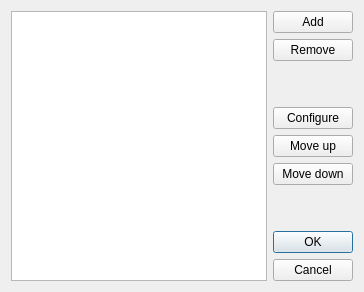
The window that src/qt/qt_openglshadermanagerdialog.ui (86Box/86Box) describes before a commit, drawn with Qt 5.
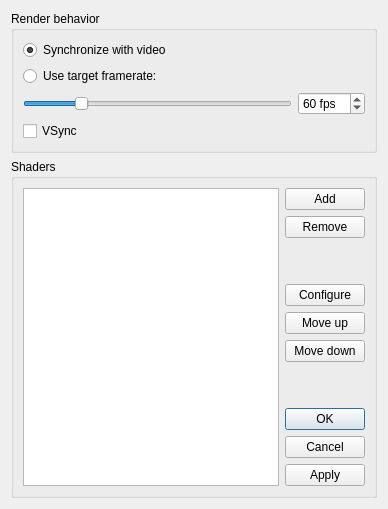
The same window after the commit.

```diff
--- a/src/qt/qt_openglshadermanagerdialog.ui
+++ b/src/qt/qt_openglshadermanagerdialog.ui
@@ -13,6 +13,15 @@
   <property name="windowTitle">
    <string>Shader Manager</string>
   </property>
+  <layout class="QGridLayout" name="gridLayout">
+   <property name="sizeConstraint">
+    <enum>QLayout::SizeConstraint::SetFixedSize</enum>
+   </property>
+   <item row="1" column="0">
+    <widget class="QGroupBox" name="groupBoxShaders">
+     <property name="title">
+      <string>Shaders</string>
+     </property>
   <layout class="QHBoxLayout" name="horizontalLayout">
    <property name="sizeConstraint">
     <enum>QLayout::SizeConstraint::SetFixedSize</enum>
@@ -29,6 +38,9 @@
    </item>
    <item>
     <layout class="QVBoxLayout" name="verticalLayout">
+        <property name="sizeConstraint">
+         <enum>QLayout::SizeConstraint::SetFixedSize</enum>
+        </property>
      <item>
       <widget class="QPushButton" name="buttonAdd">
        <property name="text">
@@ -99,7 +111,7 @@
         <enum>Qt::Orientation::Vertical</enum>
        </property>
        <property name="standardButtons">
-        <set>QDialogButtonBox::StandardButton::Cancel|QDialogButtonBox::StandardButton::Ok</set>
+           <set>QDialogButtonBox::StandardButton::Apply|QDialogButtonBox::StandardButton::Cancel|QDialogButtonBox::StandardButton::Ok</set>
        </property>
        <property name="centerButtons">
         <bool>false</bool>
@@ -110,6 +122,83 @@
    </item>
   </layout>
  </widget>
+   </item>
+   <item row="0" column="0">
+    <widget class="QGroupBox" name="groupBox">
+     <property name="title">
+      <string>Render behavior</string>
+     </property>
+     <layout class="QGridLayout" name="gridLayout_2">
+      <property name="sizeConstraint">
+       <enum>QLayout::SizeConstraint::SetDefaultConstraint</enum>
+      </property>
+      <item row="1" column="0">
+       <widget class="QRadioButton" name="radioButtonTargetFramerate">
+        <property name="text">
+         <string>Use target framerate:</string>
+        </property>
+       </widget>
+      </item>
+      <item row="2" column="0">
+       <widget class="QSlider" name="horizontalSliderFramerate">
+        <property name="minimum">
+         <number>15</number>
+        </property>
+        <property name="maximum">
+         <number>240</number>
+        </property>
+        <property name="value">
+         <number>60</number>
+        </property>
+        <property name="orientation">
+         <enum>Qt::Orientation::Horizontal</enum>
+        </property>
+        <property name="invertedAppearance">
+         <bool>false</bool>
+        </property>
+        <property name="invertedControls">
+         <bool>false</bool>
+        </property>
+       </widget>
+      </item>
+      <item row="0" column="0">
+       <widget class="QRadioButton" name="radioButtonVideoSync">
+        <property name="text">
+         <string>Synchronize with video</string>
+        </property>
+        <property name="checked">
+         <bool>true</bool>
+        </property>
+       </widget>
+      </item>
+      <item row="3" column="0">
+       <widget class="QCheckBox" name="checkBoxVSync">
+        <property name="text">
+         <string>VSync</string>
+        </property>
+       </widget>
+      </item>
+      <item row="2" column="1">
+       <widget class="QSpinBox" name="targetFrameRate">
+        <property name="suffix">
+         <string> fps</string>
+        </property>
+        <property name="minimum">
+         <number>15</number>
+        </property>
+        <property name="maximum">
+         <number>240</number>
+        </property>
+        <property name="value">
+         <number>60</number>
+        </property>
+       </widget>
+      </item>
+     </layout>
+    </widget>
+   </item>
+  </layout>
+ </widget>
  <resources/>
  <connections>
   <connection>
```
Left out of the diff: 35 changed lines with no effect on the pictures. Lines whose indentation alone changed are shown as unchanged.
